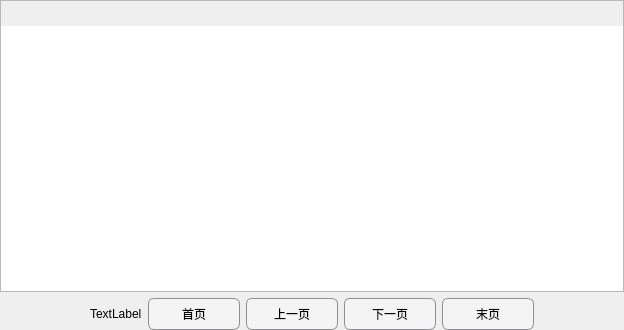
Before: the Qt Designer form Demo/detableview.ui in 13438120136/XDemo, drawn with Qt 5.
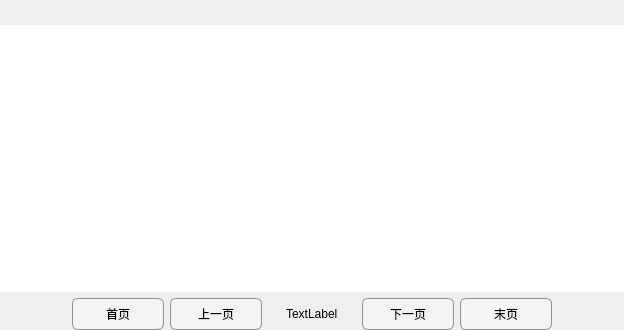
After: the same form once the commit is applied.

```diff
--- a/Demo/detableview.ui
+++ b/Demo/detableview.ui
@@ -24,13 +24,20 @@
      min-height: 30px;
  }
 
+QLabel
+{
+    padding-left:15px;
+    padding-right:15px;
+}
+
  QPushButton:pressed {
 	background-color: rgb(255, 255, 255);
  }
 
 QTableView
 {
-	font: 12pt &quot;宋体&quot;;
+	font: bold 12pt &quot;宋体&quot;;
+    border:none;
 }
 
  QTableView QTableCornerButton::section
@@ -44,8 +51,8 @@
 
 QHeaderView::section
 {
-	background-color: white;
-    color: black;
+	background-color: rgb(130, 130, 130);
+    color: rgb(255, 255, 255);
     border: 0px solid white;
 	border-color: rgb(209, 209, 209);	
 	border-top-width:0px;
@@ -57,7 +64,7 @@
 QHeaderView
 {
    min-height:25px;
-   font: 12pt &quot;宋体&quot;;
+   font: bold 12pt &quot;宋体&quot;;
 }</string>
   </property>
   <layout class="QGridLayout" name="gridLayout_2">
@@ -86,6 +93,46 @@
        </property>
       </widget>
      </item>
+     <item row="0" column="6">
+      <widget class="QPushButton" name="lastBtn">
+       <property name="text">
+        <string>末页</string>
+       </property>
+      </widget>
+     </item>
+     <item row="0" column="0">
+      <spacer name="horizontalSpacer">
+       <property name="orientation">
+        <enum>Qt::Horizontal</enum>
+       </property>
+       <property name="sizeHint" stdset="0">
+        <size>
+         <width>40</width>
+         <height>20</height>
+        </size>
+       </property>
+      </spacer>
+     </item>
+     <item row="0" column="7">
+      <spacer name="horizontalSpacer_2">
+       <property name="orientation">
+        <enum>Qt::Horizontal</enum>
+       </property>
+       <property name="sizeHint" stdset="0">
+        <size>
+         <width>40</width>
+         <height>20</height>
+        </size>
+       </property>
+      </spacer>
+     </item>
+     <item row="0" column="5">
+      <widget class="QPushButton" name="nextBtn">
+       <property name="text">
+        <string>下一页</string>
+       </property>
+      </widget>
+     </item>
      <item row="0" column="3">
       <widget class="QPushButton" name="prevBtn">
        <property name="text">
@@ -94,33 +141,6 @@
       </widget>
      </item>
      <item row="0" column="4">
-      <widget class="QPushButton" name="nextBtn">
-       <property name="text">
-        <string>下一页</string>
-       </property>
-      </widget>
-     </item>
-     <item row="0" column="5">
-      <widget class="QPushButton" name="lastBtn">
-       <property name="text">
-        <string>末页</string>
-       </property>
-      </widget>
-     </item>
-     <item row="0" column="6">
-      <spacer name="horizontalSpacer_2">
-       <property name="orientation">
-        <enum>Qt::Horizontal</enum>
-       </property>
-       <property name="sizeHint" stdset="0">
-        <size>
-         <width>40</width>
-         <height>20</height>
-        </size>
-       </property>
-      </spacer>
-     </item>
-     <item row="0" column="1">
       <widget class="QLabel" name="label">
        <property name="styleSheet">
         <string notr="true">font: 10pt &quot;宋体&quot;;</string>
@@ -134,9 +154,15 @@
    </item>
    <item row="0" column="0">
     <widget class="QTableView" name="tableView">
+     <property name="showGrid">
+      <bool>true</bool>
+     </property>
      <attribute name="verticalHeaderVisible">
       <bool>false</bool>
      </attribute>
+     <attribute name="verticalHeaderDefaultSectionSize">
+      <number>40</number>
+     </attribute>
     </widget>
    </item>
   </layout>
```
Left out of the diff: 13 changed lines with no effect on the pictures.
